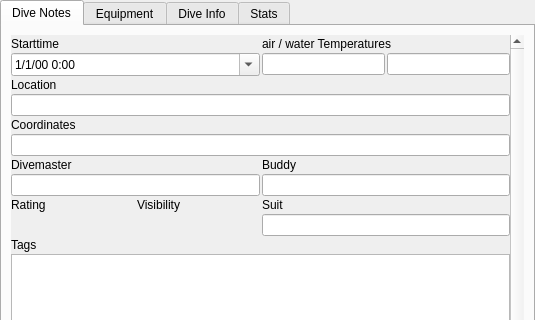
This is qt-ui/maintab.ui in subsurface/subsurface as Qt 5 draws it before an edit; both pictures show x 0 to 535 and y 0 to 320 of the 535 by 517 pixel window. The edited form follows.
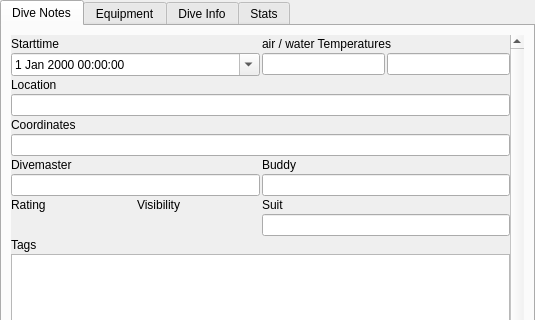
This is the edited form. Custom widgets are drawn as their Qt base class.

Commit message:
Use date format from system locale
Instead of hard coding a American date format, let qt use whatever the
locale suggests.

Fixes #248

```diff
--- a/qt-ui/maintab.ui
+++ b/qt-ui/maintab.ui
@@ -76,9 +76,6 @@
         </item>
         <item row="2" column="0">
          <widget class="QDateTimeEdit" name="dateTimeEdit">
-          <property name="displayFormat">
-           <string>M/d/yy h:mm</string>
-          </property>
           <property name="calendarPopup">
            <bool>true</bool>
           </property>
```
The commit also changes 1 other file.
